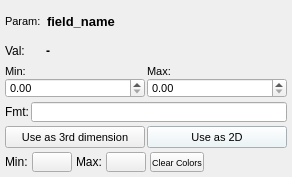
Before: the Qt Designer form widgets/SubstateDisplayWidget.ui in dmacri/OOpenCal-Viewer, drawn with Qt 5.
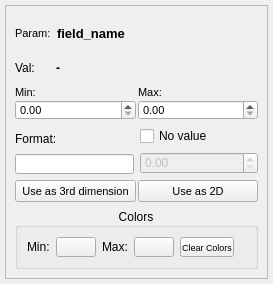
After: the same form once the commit is applied.

Diff of the .ui file:
```diff
--- a/widgets/SubstateDisplayWidget.ui
+++ b/widgets/SubstateDisplayWidget.ui
@@ -6,8 +6,8 @@
    <rect>
     <x>0</x>
     <y>0</y>
-    <width>292</width>
-    <height>177</height>
+    <width>273</width>
+    <height>284</height>
    </rect>
   </property>
   <property name="windowTitle">
@@ -33,6 +33,15 @@
     <number>5</number>
    </property>
    <item>
+    <widget class="QFrame" name="frame">
+     <property name="frameShape">
+      <enum>QFrame::Shape::StyledPanel</enum>
+     </property>
+     <property name="frameShadow">
+      <enum>QFrame::Shadow::Raised</enum>
+     </property>
+     <layout class="QVBoxLayout" name="verticalLayout">
+      <item>
     <layout class="QHBoxLayout" name="titleLayout">
      <property name="spacing">
       <number>2</number>
@@ -241,7 +250,9 @@
     </layout>
    </item>
    <item>
-    <layout class="QHBoxLayout" name="formatLayout">
+       <layout class="QHBoxLayout" name="formatAndNoValueLayout">
+        <item>
+         <layout class="QVBoxLayout" name="formatLayout">
      <property name="spacing">
       <number>2</number>
      </property>
@@ -259,19 +270,19 @@
      </property>
      <item>
       <widget class="QLabel" name="formatTextLabel">
-       <property name="maximumSize">
-        <size>
-         <width>35</width>
-         <height>16777215</height>
-        </size>
-       </property>
        <property name="text">
-        <string>Fmt:</string>
+             <string>Format:</string>
        </property>
       </widget>
      </item>
      <item>
       <widget class="QLineEdit" name="formatLineEdit">
+            <property name="sizePolicy">
+             <sizepolicy hsizetype="MinimumExpanding" vsizetype="Fixed">
+              <horstretch>0</horstretch>
+              <verstretch>0</verstretch>
+             </sizepolicy>
+            </property>
        <property name="maximumSize">
         <size>
          <width>16777215</width>
@@ -286,6 +297,38 @@
     </layout>
    </item>
    <item>
+         <layout class="QVBoxLayout" name="noValueLayout">
+          <item>
+           <widget class="QCheckBox" name="noValueCheckBox">
+            <property name="sizePolicy">
+             <sizepolicy hsizetype="MinimumExpanding" vsizetype="Fixed">
+              <horstretch>0</horstretch>
+              <verstretch>0</verstretch>
+             </sizepolicy>
+            </property>
+            <property name="text">
+             <string>No value</string>
+            </property>
+           </widget>
+          </item>
+          <item>
+           <widget class="QDoubleSpinBox" name="noValueDoubleSpinBox">
+            <property name="enabled">
+             <bool>false</bool>
+            </property>
+            <property name="sizePolicy">
+             <sizepolicy hsizetype="MinimumExpanding" vsizetype="Fixed">
+              <horstretch>0</horstretch>
+              <verstretch>0</verstretch>
+             </sizepolicy>
+            </property>
+           </widget>
+          </item>
+         </layout>
+        </item>
+       </layout>
+      </item>
+      <item>
     <layout class="QHBoxLayout" name="buttonsLayout">
      <property name="spacing">
       <number>2</number>
@@ -327,7 +370,7 @@
         </size>
        </property>
        <property name="styleSheet">
-        <string>QPushButton { font-size: 8pt; padding: 2px; background-color: #e8f4f8; }</string>
+           <string notr="true">QPushButton { font-size: 8pt; padding: 2px; }</string>
        </property>
        <property name="text">
         <string>Use as 2D</string>
@@ -337,22 +380,17 @@
     </layout>
    </item>
    <item>
-    <layout class="QHBoxLayout" name="colorsLayout">
-     <property name="spacing">
-      <number>4</number>
-     </property>
-     <property name="leftMargin">
-      <number>0</number>
-     </property>
-     <property name="topMargin">
-      <number>0</number>
-     </property>
-     <property name="rightMargin">
-      <number>0</number>
-     </property>
-     <property name="bottomMargin">
-      <number>0</number>
-     </property>
+       <widget class="QGroupBox" name="colorsGroupBox">
+        <property name="title">
+         <string>Colors</string>
+        </property>
+        <property name="alignment">
+         <set>Qt::AlignmentFlag::AlignCenter</set>
+        </property>
+        <property name="flat">
+         <bool>true</bool>
+        </property>
+        <layout class="QHBoxLayout" name="horizontalLayout">
      <item>
       <widget class="QLabel" name="minColorLabel">
        <property name="maximumSize">
@@ -434,13 +472,17 @@
        </property>
        <property name="sizeHint" stdset="0">
         <size>
-         <width>40</width>
+             <width>0</width>
          <height>20</height>
         </size>
        </property>
       </spacer>
      </item>
     </layout>
+       </widget>
+      </item>
+     </layout>
+    </widget>
    </item>
   </layout>
  </widget>
```
Lines whose indentation alone changed are shown as unchanged.
